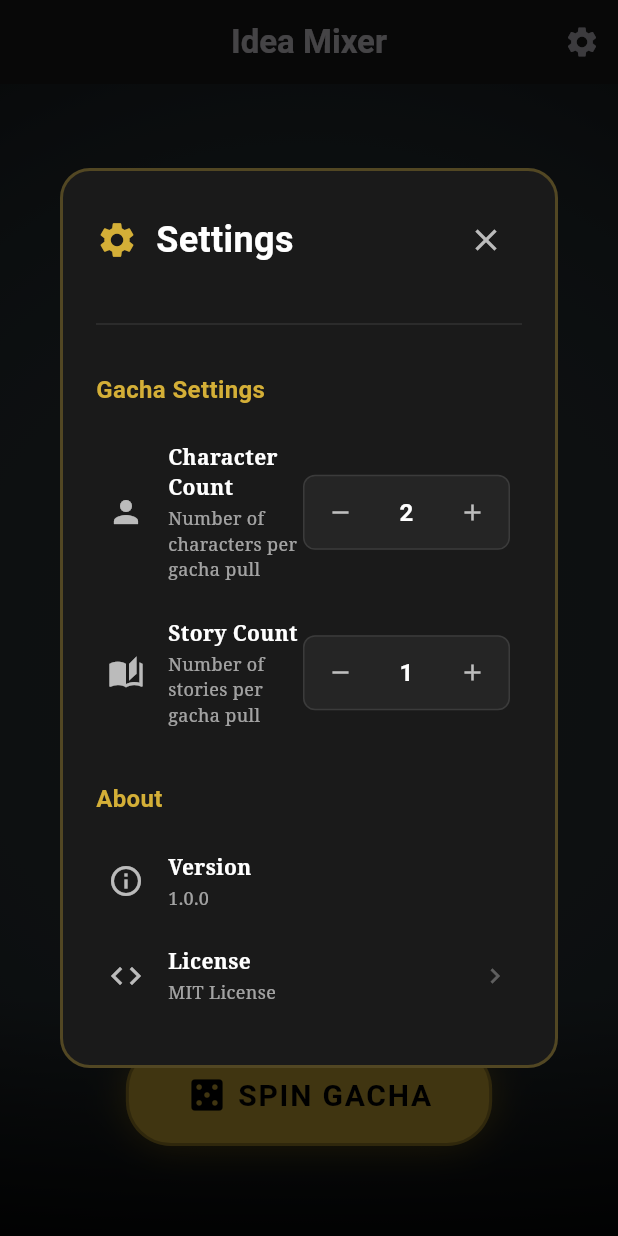
After one commit to GennosukeSatsuki/Gacha, a Flutter app: the screen it shows after launch, after a tap on the "settings" icon, on a phone screen of 412 x 824 dp. The commit adds this screen. Run offline on Flutter 3.47's test engine with Material 3 defaults, Android fonts, the phone set to English and light mode, and no system bars; our stand-ins replace flutter_riverpod, google_fonts, shared_preferences; Roboto replaces fonts that are missing (Philosopher).

Commit message:
feat: 設定画面とガチャ枚数カスタマイズ機能を追加
- 設定モーダルの実装
  - 歯車アイコンから設定画面を開く
  - ガチャ枚数の調整（キャラクター・ストーリー）
  - 合計10枚までの制限
  - アプリ情報（バージョン、ライセンス、GitHub）

- SharedPreferencesによる設定の永続化
  - ガチャ枚数設定を保存
  - アプリ再起動後も設定を保持

- 乱数生成器の改善
  - Random.secure()を使用
  - 暗号学的に安全で偏りのない抽選を実現

- 多言語対応の強化
  - 設定画面の日本語・英語対応
  - 新しいローカライゼーションキーの追加

- READMEの更新
  - shared_preferencesライブラリの権利表示追加
  - 新機能の説明追加
  - 使い方セクションの更新

```diff
--- a/lib/features/gacha/gacha_provider.dart
+++ b/lib/features/gacha/gacha_provider.dart
@@ -4,25 +4,28 @@ import 'package:plot_mixer/l10n/app_localizations.dart';
 import '../../data/repositories/gacha_repository.dart';
 import '../../domain/models/card_model.dart';
 import 'gacha_card_state.dart';
+import 'gacha_settings_provider.dart';
 
 final gachaControllerProvider = NotifierProvider<GachaController, List<GachaCardState>>(GachaController.new);
 
 class GachaController extends Notifier<List<GachaCardState>> {
-  final Random _random = Random();
+  // Use cryptographically secure random for unbiased card selection
+  final Random _random = Random.secure();
 
   @override
   List<GachaCardState> build() {
     return [];
   }
 
-  // Default configuration: 2 Characters, 1 Story
-  void spin(AppLocalizations l10n, {int charCount = 2, int storyCount = 1}) {
+  // Use settings from gachaSettingsProvider
+  void spin(AppLocalizations l10n) {
+    final settings = ref.read(gachaSettingsProvider);
     final repository = ref.read(gachaRepositoryProvider);
     final allChars = repository.getPresetCharacters(l10n);
     final allStories = repository.getPresetStories(l10n);
 
-    final selectedChars = _pickRandom(allChars, charCount);
-    final selectedStories = _pickRandom(allStories, storyCount);
+    final selectedChars = _pickRandom(allChars, settings.characterCount);
+    final selectedStories = _pickRandom(allStories, settings.storyCount);
 
     final allCards = [...selectedChars, ...selectedStories];
 
--- a/lib/features/gacha/gacha_screen.dart
+++ b/lib/features/gacha/gacha_screen.dart
@@ -6,6 +6,7 @@ import 'gacha_provider.dart';
 import 'gacha_card_state.dart';
 import 'animated_gacha_card.dart';
 import 'card_detail_modal.dart';
+import 'settings_modal.dart';
 
 class GachaScreen extends ConsumerWidget {
   const GachaScreen({super.key});
@@ -26,6 +27,13 @@ class GachaScreen extends ConsumerWidget {
         backgroundColor: Colors.transparent,
         elevation: 0,
         actions: [
+          IconButton(
+            icon: const Icon(Icons.settings),
+            onPressed: () {
+              SettingsModal.show(context);
+            },
+            tooltip: l10n.settings,
+          ),
           if (cardStates.isNotEmpty)
             IconButton(
               icon: const Icon(Icons.refresh),
--- /dev/null
+++ b/lib/features/gacha/settings_modal.dart
@@ -0,0 +1,295 @@
+import 'package:flutter/material.dart';
+import 'package:flutter_riverpod/flutter_riverpod.dart';
+import 'package:google_fonts/google_fonts.dart';
+import 'package:plot_mixer/l10n/app_localizations.dart';
+import 'gacha_settings_provider.dart';
+
+class SettingsModal extends ConsumerWidget {
+  const SettingsModal({super.key});
+
+  static void show(BuildContext context) {
+    showDialog(
+      context: context,
+      barrierDismissible: true,
+      barrierColor: Colors.black.withValues(alpha: 0.7),
+      builder: (context) => const SettingsModal(),
+    );
+  }
+
+  @override
+  Widget build(BuildContext context, WidgetRef ref) {
+    final l10n = AppLocalizations.of(context)!;
+    final settings = ref.watch(gachaSettingsProvider);
+
+    return Dialog(
+      backgroundColor: const Color(0xFF1A1A1A),
+      shape: RoundedRectangleBorder(
+        borderRadius: BorderRadius.circular(20),
+        side: BorderSide(
+          color: const Color(0xFFD4AF37).withValues(alpha: 0.3),
+          width: 2,
+        ),
+      ),
+      child: Container(
+        width: 500,
+        constraints: const BoxConstraints(maxHeight: 600),
+        padding: const EdgeInsets.all(24),
+        child: Column(
+          mainAxisSize: MainAxisSize.min,
+          crossAxisAlignment: CrossAxisAlignment.start,
+          children: [
+            // Header
+            Row(
+              children: [
+                Icon(
+                  Icons.settings,
+                  color: const Color(0xFFD4AF37),
+                  size: 28,
+                ),
+                const SizedBox(width: 12),
+                Text(
+                  l10n.settings,
+                  style: GoogleFonts.philosopher(
+                    fontSize: 24,
+                    fontWeight: FontWeight.bold,
+                    color: Colors.white,
+                  ),
+                ),
+                const Spacer(),
+                IconButton(
+                  icon: const Icon(Icons.close, color: Colors.white70),
+                  onPressed: () => Navigator.of(context).pop(),
+                ),
+              ],
+            ),
+            const SizedBox(height: 24),
+
+            Divider(color: Colors.white.withValues(alpha: 0.1)),
+            const SizedBox(height: 24),
+
+            // Settings Content
+            Expanded(
+              child: SingleChildScrollView(
+                child: Column(
+                  crossAxisAlignment: CrossAxisAlignment.start,
+                  children: [
+                    _SettingsSection(
+                      title: l10n.gachaSettings,
+                      children: [
+                        _SettingsTile(
+                          icon: Icons.person,
+                          title: l10n.characterCount,
+                          subtitle: l10n.characterCountDesc,
+                          trailing: _CounterWidget(
+                            value: settings.characterCount,
+                            maxValue: 10 - settings.storyCount,
+                            onChanged: (value) {
+                              ref.read(gachaSettingsProvider.notifier).setCharacterCount(value);
+                            },
+                          ),
+                        ),
+                        _SettingsTile(
+                          icon: Icons.auto_stories,
+                          title: l10n.storyCount,
+                          subtitle: l10n.storyCountDesc,
+                          trailing: _CounterWidget(
+                            value: settings.storyCount,
+                            maxValue: 10 - settings.characterCount,
+                            onChanged: (value) {
+                              ref.read(gachaSettingsProvider.notifier).setStoryCount(value);
+                            },
+                          ),
+                        ),
+                      ],
+                    ),
+
+                    const SizedBox(height: 24),
+
+                    _SettingsSection(
+                      title: l10n.about,
+                      children: [
+                        _SettingsTile(
+                          icon: Icons.info_outline,
+                          title: l10n.version,
+                          subtitle: '1.0.0',
+                        ),
+                        _SettingsTile(
+                          icon: Icons.code,
+                          title: l10n.license,
+                          subtitle: 'MIT License',
+                          onTap: () {
+                            // TODO: Show license dialog
+                          },
+                        ),
+                        _SettingsTile(
+                          icon: Icons.language,
+                          title: l10n.github,
+                          subtitle: 'github.com/GennosukeSatsuki/Gacha',
+                          onTap: () {
+                            // TODO: Open GitHub link
+                          },
+                        ),
+                      ],
+                    ),
+                  ],
+                ),
+              ),
+            ),
+          ],
+        ),
+      ),
+    );
+  }
+}
+
+class _SettingsSection extends StatelessWidget {
+  final String title;
+  final List<Widget> children;
+
+  const _SettingsSection({
+    required this.title,
+    required this.children,
+  });
+
+  @override
+  Widget build(BuildContext context) {
+    return Column(
+      crossAxisAlignment: CrossAxisAlignment.start,
+      children: [
+        Text(
+          title,
+          style: GoogleFonts.philosopher(
+            fontSize: 16,
+            fontWeight: FontWeight.bold,
+            color: const Color(0xFFD4AF37),
+          ),
+        ),
+        const SizedBox(height: 12),
+        ...children,
+      ],
+    );
+  }
+}
+
+class _SettingsTile extends StatelessWidget {
+  final IconData icon;
+  final String title;
+  final String subtitle;
+  final Widget? trailing;
+  final VoidCallback? onTap;
+
+  const _SettingsTile({
+    required this.icon,
+    required this.title,
+    required this.subtitle,
+    this.trailing,
+    this.onTap,
+  });
+
+  @override
+  Widget build(BuildContext context) {
+    return InkWell(
+      onTap: onTap,
+      borderRadius: BorderRadius.circular(8),
+      child: Container(
+        padding: const EdgeInsets.symmetric(vertical: 12, horizontal: 8),
+        child: Row(
+          children: [
+            Icon(
+              icon,
+              color: Colors.white70,
+              size: 24,
+            ),
+            const SizedBox(width: 16),
+            Expanded(
+              child: Column(
+                crossAxisAlignment: CrossAxisAlignment.start,
+                children: [
+                  Text(
+                    title,
+                    style: GoogleFonts.notoSerif(
+                      fontSize: 14,
+                      fontWeight: FontWeight.w600,
+                      color: Colors.white,
+                    ),
+                  ),
+                  const SizedBox(height: 2),
+                  Text(
+                    subtitle,
+                    style: GoogleFonts.notoSerif(
+                      fontSize: 12,
+                      color: Colors.white60,
+                    ),
+                  ),
+                ],
+              ),
+            ),
+            if (trailing != null) trailing!,
+            if (onTap != null)
+              const Icon(
+                Icons.chevron_right,
+                color: Colors.white30,
+                size: 20,
+              ),
+          ],
+        ),
+      ),
+    );
+  }
+}
+
+class _CounterWidget extends StatelessWidget {
+  final int value;
+  final int maxValue;
+  final ValueChanged<int> onChanged;
+
+  const _CounterWidget({
+    required this.value,
+    this.maxValue = 10,
+    required this.onChanged,
+  });
+
+  @override
+  Widget build(BuildContext context) {
+    return Container(
+      decoration: BoxDecoration(
+        color: Colors.white.withValues(alpha: 0.05),
+        borderRadius: BorderRadius.circular(8),
+        border: Border.all(
+          color: Colors.white.withValues(alpha: 0.1),
+        ),
+      ),
+      child: Row(
+        mainAxisSize: MainAxisSize.min,
+        children: [
+          IconButton(
+            icon: const Icon(Icons.remove, size: 18),
+            color: Colors.white70,
+            onPressed: value > 0 ? () => onChanged(value - 1) : null,
+            padding: const EdgeInsets.all(8),
+            constraints: const BoxConstraints(minWidth: 32, minHeight: 32),
+          ),
+          Container(
+            width: 40,
+            alignment: Alignment.center,
+            child: Text(
+              value.toString(),
+              style: GoogleFonts.philosopher(
+                fontSize: 16,
+                fontWeight: FontWeight.bold,
+                color: Colors.white,
+              ),
+            ),
+          ),
+          IconButton(
+            icon: const Icon(Icons.add, size: 18),
+            color: Colors.white70,
+            onPressed: value < maxValue ? () => onChanged(value + 1) : null,
+            padding: const EdgeInsets.all(8),
+            constraints: const BoxConstraints(minWidth: 32, minHeight: 32),
+          ),
+        ],
+      ),
+    );
+  }
+}
--- a/lib/l10n/app_en.arb
+++ b/lib/l10n/app_en.arb
@@ -32,5 +32,16 @@
   "storyTreasureMap": "Treasure Map",
   "storyTreasureMapDesc": "Beginning of an adventure for hidden treasure.",
   "typeCreature": "Creature",
-  "typeSorcery": "Sorcery"
+  "typeSorcery": "Sorcery",
+
+  "settings": "Settings",
+  "gachaSettings": "Gacha Settings",
+  "characterCount": "Character Count",
+  "characterCountDesc": "Number of characters per gacha pull",
+  "storyCount": "Story Count",
+  "storyCountDesc": "Number of stories per gacha pull",
+  "about": "About",
+  "version": "Version",
+  "license": "License",
+  "github": "GitHub"
 }
--- a/lib/l10n/app_ja.arb
+++ b/lib/l10n/app_ja.arb
@@ -33,5 +33,16 @@
   "storyTreasureMap": "宝の地図",
   "storyTreasureMapDesc": "隠された財宝を巡る冒険の幕開け。",
   "typeCreature": "クリーチャー",
-  "typeSorcery": "ソーサリー"
+  "typeSorcery": "ソーサリー",
+
+  "settings": "設定",
+  "gachaSettings": "ガチャ設定",
+  "characterCount": "キャラクター枚数",
+  "characterCountDesc": "1回のガチャで引くキャラクター数",
+  "storyCount": "ストーリー枚数",
+  "storyCountDesc": "1回のガチャで引くストーリー数",
+  "about": "アプリについて",
+  "version": "バージョン",
+  "license": "ライセンス",
+  "github": "GitHub"
 }
--- a/lib/l10n/app_localizations.dart
+++ b/lib/l10n/app_localizations.dart
@@ -295,6 +295,66 @@ abstract class AppLocalizations {
   /// In en, this message translates to:
   /// **'Sorcery'**
   String get typeSorcery;
+
+  /// No description provided for @settings.
+  ///
+  /// In en, this message translates to:
+  /// **'Settings'**
+  String get settings;
+
+  /// No description provided for @gachaSettings.
+  ///
+  /// In en, this message translates to:
+  /// **'Gacha Settings'**
+  String get gachaSettings;
+
+  /// No description provided for @characterCount.
+  ///
+  /// In en, this message translates to:
+  /// **'Character Count'**
+  String get characterCount;
+
+  /// No description provided for @characterCountDesc.
+  ///
+  /// In en, this message translates to:
+  /// **'Number of characters per gacha pull'**
+  String get characterCountDesc;
+
+  /// No description provided for @storyCount.
+  ///
+  /// In en, this message translates to:
+  /// **'Story Count'**
+  String get storyCount;
+
+  /// No description provided for @storyCountDesc.
+  ///
+  /// In en, this message translates to:
+  /// **'Number of stories per gacha pull'**
+  String get storyCountDesc;
+
+  /// No description provided for @about.
+  ///
+  /// In en, this message translates to:
+  /// **'About'**
+  String get about;
+
+  /// No description provided for @version.
+  ///
+  /// In en, this message translates to:
+  /// **'Version'**
+  String get version;
+
+  /// No description provided for @license.
+  ///
+  /// In en, this message translates to:
+  /// **'License'**
+  String get license;
+
+  /// No description provided for @github.
+  ///
+  /// In en, this message translates to:
+  /// **'GitHub'**
+  String get github;
 }
 
 class _AppLocalizationsDelegate
--- a/lib/l10n/app_localizations_en.dart
+++ b/lib/l10n/app_localizations_en.dart
@@ -115,4 +115,34 @@ class AppLocalizationsEn extends AppLocalizations {
 
   @override
   String get typeSorcery => 'Sorcery';
+
+  @override
+  String get settings => 'Settings';
+
+  @override
+  String get gachaSettings => 'Gacha Settings';
+
+  @override
+  String get characterCount => 'Character Count';
+
+  @override
+  String get characterCountDesc => 'Number of characters per gacha pull';
+
+  @override
+  String get storyCount => 'Story Count';
+
+  @override
+  String get storyCountDesc => 'Number of stories per gacha pull';
+
+  @override
+  String get about => 'About';
+
+  @override
+  String get version => 'Version';
+
+  @override
+  String get license => 'License';
+
+  @override
+  String get github => 'GitHub';
 }
--- a/pubspec.yaml
+++ b/pubspec.yaml
@@ -40,6 +40,7 @@ dependencies:
   uuid: ^4.5.2
   google_fonts: ^6.3.3
   intl: ^0.20.2
+  shared_preferences: ^2.3.3
   flutter_localizations:
     sdk: flutter
 
```
Also changed, not shown: lib/features/gacha/gacha_settings_provider.dart (added, +75 -0 lines), lib/l10n/app_localizations_ja.dart (+30 -0 lines), pubspec.lock, 2 other files.
